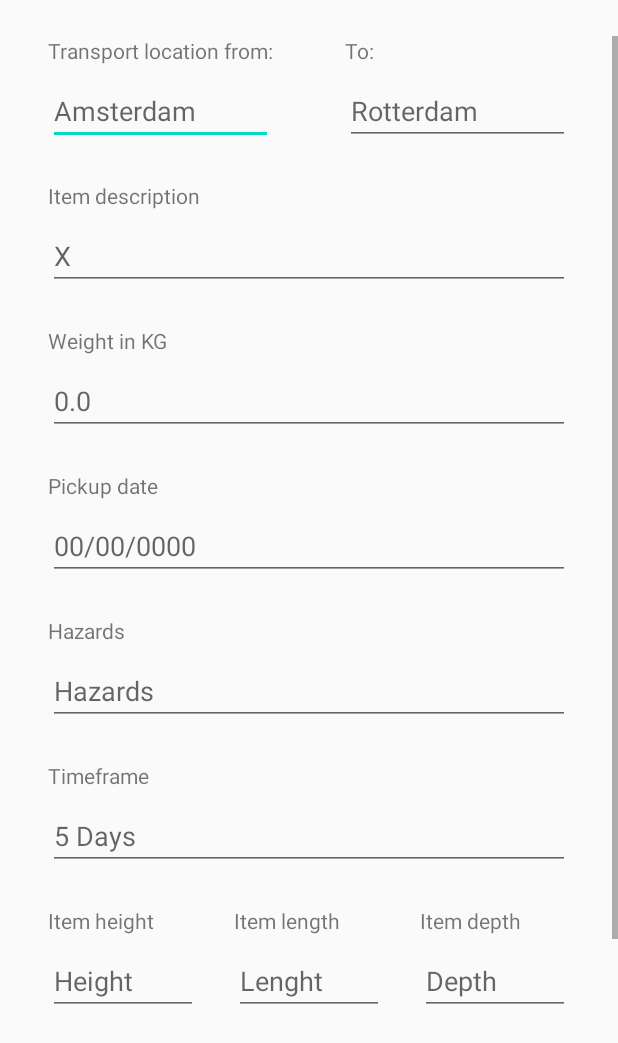
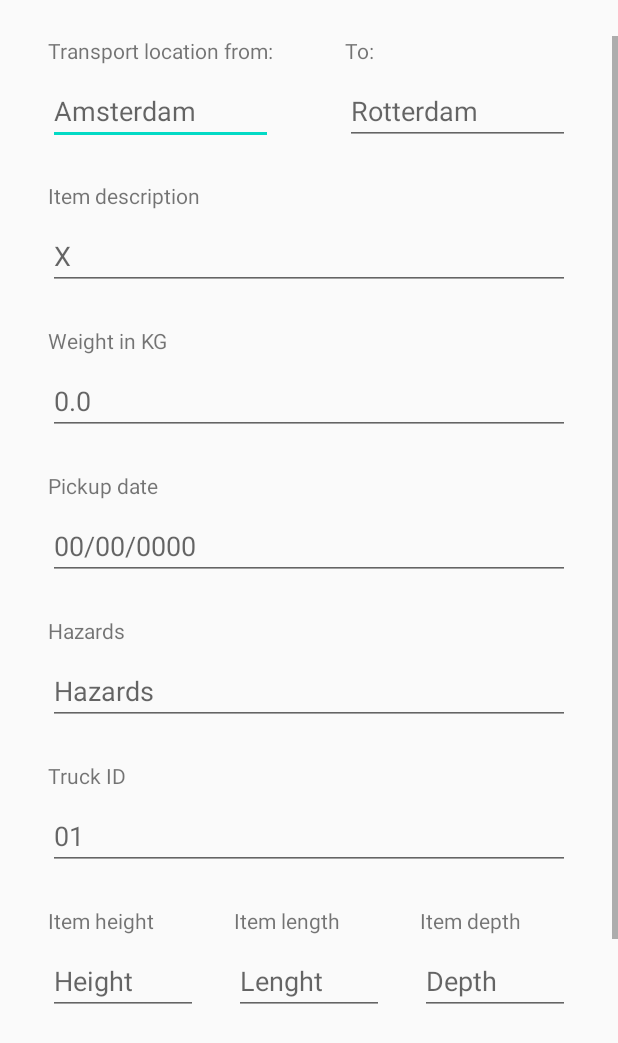
Before and after one commit to DamianSauren/ETransitAndroid, an Android app: the fragment PrivateBookingFragment shown on its own in the app's theme, on a phone screen of 412 x 824 dp, the part 193-1236 px from its top. Run offline under Robolectric (Android 15) with nearby library versions, the phone set to English and light mode, and no system bars; our stand-ins replace Firebase (no records; nobody signed in at launch, a user with empty details on screens opened directly).

```diff
--- a/app/src/main/res/layout/fragment_commercial_booking.xml
+++ b/app/src/main/res/layout/fragment_commercial_booking.xml
@@ -17,8 +17,6 @@
         android:textSize="30sp"
         app:layout_constraintStart_toStartOf="parent"
         app:layout_constraintTop_toTopOf="parent" />
-
-
 
     <ScrollView
         android:layout_width="match_parent"
--- a/app/src/main/res/layout/fragment_private_booking.xml
+++ b/app/src/main/res/layout/fragment_private_booking.xml
@@ -180,12 +180,12 @@
                 android:layout_height="wrap_content"
                 android:layout_marginStart="32dp"
                 android:layout_marginTop="24dp"
-                android:text="Timeframe"
+                android:text="Truck ID"
                 app:layout_constraintStart_toStartOf="parent"
                 app:layout_constraintTop_toBottomOf="@+id/pickup_date_edittext" />
 
             <EditText
-                android:id="@+id/timeframe_edittext"
+                android:id="@+id/truck_edittext"
                 android:layout_width="match_parent"
                 android:layout_height="wrap_content"
                 android:layout_marginStart="32dp"
@@ -193,7 +193,7 @@
                 android:layout_marginTop="8dp"
                 android:ems="10"
                 android:inputType="number"
-                android:hint="5 Days"
+                android:hint="01"
                 app:layout_constraintStart_toStartOf="parent"
                 app:layout_constraintTop_toBottomOf="@+id/textView12" />
 
```
Also changed, not shown: app/src/main/java/com/example/etransportandroid/MainActivity.kt (+1 -20 lines), app/src/main/java/com/example/etransportandroid/fragments/CommercialBookingFragment.kt (+30 -0 lines), app/src/main/java/com/example/etransportandroid/fragments/PrivateBookingFragment.kt (+35 -0 lines).
